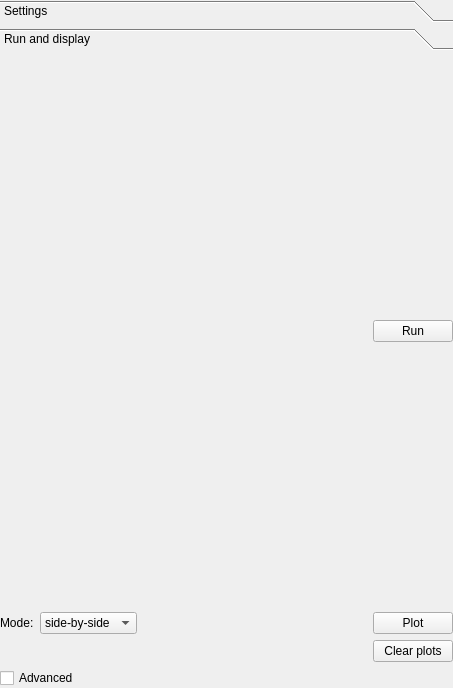
ClearAnatomics/ClearMap, file ClearMap/gui/creator/stitching_tab.ui: the form before one commit.
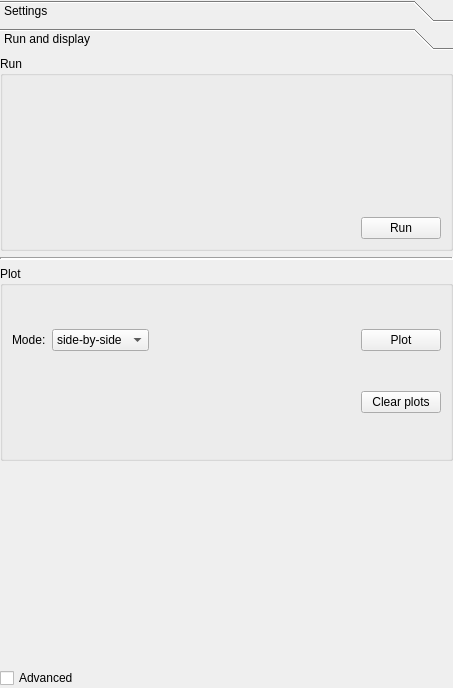
The form after the commit.

Commit message: GUI: improves visual split between run and display stitching

The edit to the form file:
```diff
--- a/ClearMap/gui/creator/stitching_tab.ui
+++ b/ClearMap/gui/creator/stitching_tab.ui
@@ -84,7 +84,7 @@
       <attribute name="label">
        <string>Run and display</string>
       </attribute>
-      <layout class="QGridLayout" name="runAndDisplayGridLayout">
+      <layout class="QVBoxLayout" name="verticalLayout_2">
        <property name="leftMargin">
         <number>0</number>
        </property>
@@ -97,14 +97,65 @@
        <property name="bottomMargin">
         <number>0</number>
        </property>
-       <item row="4" column="3">
-        <widget class="QPushButton" name="displayStitchingClearPlots">
+       <item>
+        <widget class="QGroupBox" name="groupBox">
+         <property name="title">
+          <string>Run</string>
+         </property>
+         <layout class="QGridLayout" name="runGridLayout">
+          <item row="0" column="0">
+           <widget class="QWidget" name="runChannelsCheckableListWidget" native="true"/>
+          </item>
+          <item row="1" column="1">
+           <widget class="QPushButton" name="runStitchingPushButton">
          <property name="text">
-          <string>Clear plots</string>
+             <string>Run</string>
          </property>
         </widget>
        </item>
-       <item row="3" column="1">
+          <item row="1" column="0">
+           <spacer name="horizontalSpacer">
+            <property name="orientation">
+             <enum>Qt::Horizontal</enum>
+            </property>
+            <property name="sizeHint" stdset="0">
+             <size>
+              <width>40</width>
+              <height>20</height>
+             </size>
+            </property>
+           </spacer>
+          </item>
+         </layout>
+        </widget>
+       </item>
+       <item>
+        <widget class="Line" name="line">
+         <property name="lineWidth">
+          <number>2</number>
+         </property>
+         <property name="midLineWidth">
+          <number>0</number>
+         </property>
+         <property name="orientation">
+          <enum>Qt::Horizontal</enum>
+         </property>
+        </widget>
+       </item>
+       <item>
+        <widget class="QGroupBox" name="groupBox_2">
+         <property name="title">
+          <string>Plot</string>
+         </property>
+         <layout class="QGridLayout" name="displayGridLayout">
+          <item row="0" column="0">
+           <widget class="QLabel" name="label">
+            <property name="text">
+             <string>Mode:</string>
+            </property>
+           </widget>
+          </item>
+          <item row="0" column="1">
         <widget class="QComboBox" name="stitchingPlotModeComboBox">
          <item>
           <property name="text">
@@ -118,7 +169,20 @@
          </item>
         </widget>
        </item>
-       <item row="3" column="3">
+          <item row="0" column="2">
+           <spacer name="horizontalSpacer_2">
+            <property name="orientation">
+             <enum>Qt::Horizontal</enum>
+            </property>
+            <property name="sizeHint" stdset="0">
+             <size>
+              <width>178</width>
+              <height>20</height>
+             </size>
+            </property>
+           </spacer>
+          </item>
+          <item row="0" column="3">
         <widget class="QPushButton" name="displayStitchingPushButton">
          <property name="text">
           <string>Plot</string>
@@ -126,38 +190,18 @@
         </widget>
        </item>
        <item row="1" column="3">
-        <widget class="QPushButton" name="runStitchingPushButton">
+           <widget class="QPushButton" name="displayStitchingClearPlots">
          <property name="text">
-          <string>Run</string>
+             <string>Clear plots</string>
          </property>
         </widget>
        </item>
-       <item row="3" column="0">
-        <widget class="QLabel" name="label">
-         <property name="text">
-          <string>Mode:</string>
-         </property>
+         </layout>
         </widget>
        </item>
-       <item row="0" column="0">
-        <widget class="QWidget" name="runChannelsCheckableListWidget" native="true"/>
-       </item>
-       <item row="2" column="0">
+       <item>
         <widget class="QWidget" name="plotChannelsCheckableListWidget" native="true"/>
        </item>
-       <item row="3" column="2">
-        <spacer name="horizontalSpacer">
-         <property name="orientation">
-          <enum>Qt::Horizontal</enum>
-         </property>
-         <property name="sizeHint" stdset="0">
-          <size>
-           <width>40</width>
-           <height>20</height>
-          </size>
-         </property>
-        </spacer>
-       </item>
       </layout>
      </widget>
     </widget>
```
Lines whose indentation alone changed are shown as unchanged. The commit also changes 1 other file.
